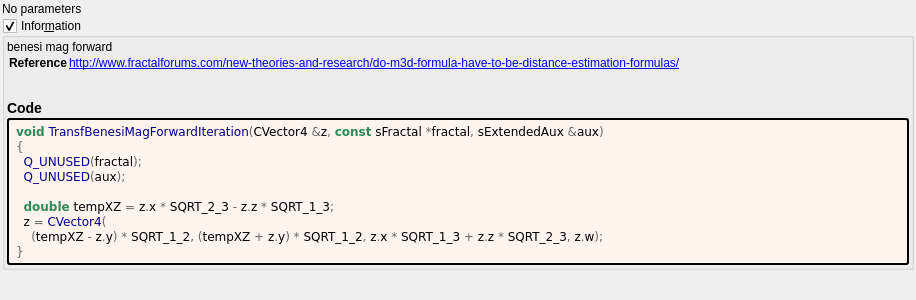
First picture: the form in mandelbulber2/formula/ui/transf_benesi_mag_forward.ui, repository buddhi1980/mandelbulber2, before the edit.
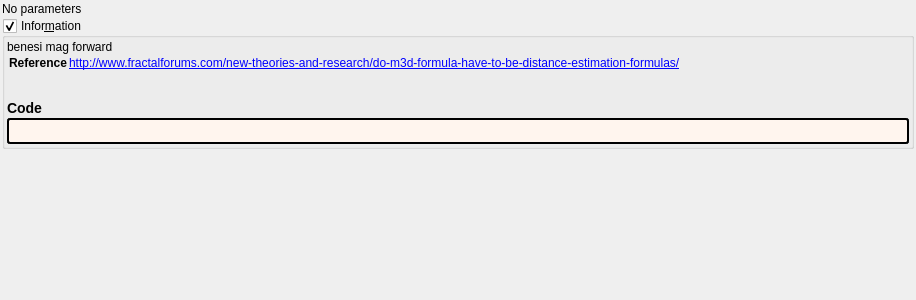
Second picture: the form after the edit. Custom widgets are drawn as their Qt base class.

```diff
--- a/mandelbulber2/formula/ui/transf_benesi_mag_forward.ui
+++ b/mandelbulber2/formula/ui/transf_benesi_mag_forward.ui
@@ -92,18 +92,7 @@
          <string notr="true">border-style: outset; border-width: 2px; border-radius: 3px; border-color: black; background-color: #fff5ee; padding: 4px;</string>
         </property>
         <property name="text">
-         <string notr="true">&lt;body style=&quot;background-color:#fff5ee&quot;&gt;
-&lt;pre style=&quot;color:#000000; background-color:#fff5ee;  font-family:'Courier New',monospace;&quot;&gt;&lt;span style=&quot;color:#2e8b57; font-weight:bold&quot;&gt;void&lt;/span&gt; &lt;span style=&quot;color:#00008f&quot;&gt;TransfBenesiMagForwardIteration&lt;/span&gt;&lt;span style=&quot;color:#676767&quot;&gt;(&lt;/span&gt;CVector4 &lt;span style=&quot;color:#676767&quot;&gt;&amp;amp;&lt;/span&gt;z&lt;span style=&quot;color:#676767&quot;&gt;,&lt;/span&gt; &lt;span style=&quot;color:#2e8b57; font-weight:bold&quot;&gt;const&lt;/span&gt; sFractal &lt;span style=&quot;color:#676767&quot;&gt;*&lt;/span&gt;fractal&lt;span style=&quot;color:#676767&quot;&gt;,&lt;/span&gt; sExtendedAux &lt;span style=&quot;color:#676767&quot;&gt;&amp;amp;&lt;/span&gt;aux&lt;span style=&quot;color:#676767&quot;&gt;)&lt;/span&gt;
-&lt;span style=&quot;color:#676767&quot;&gt;{&lt;/span&gt;
-  &lt;span style=&quot;color:#00008f&quot;&gt;Q_UNUSED&lt;/span&gt;&lt;span style=&quot;color:#676767&quot;&gt;(&lt;/span&gt;fractal&lt;span style=&quot;color:#676767&quot;&gt;);&lt;/span&gt;
-  &lt;span style=&quot;color:#00008f&quot;&gt;Q_UNUSED&lt;/span&gt;&lt;span style=&quot;color:#676767&quot;&gt;(&lt;/span&gt;aux&lt;span style=&quot;color:#676767&quot;&gt;);&lt;/span&gt;
-
-  &lt;span style=&quot;color:#2e8b57; font-weight:bold&quot;&gt;double&lt;/span&gt; tempXZ &lt;span style=&quot;color:#676767&quot;&gt;=&lt;/span&gt; z&lt;span style=&quot;color:#676767&quot;&gt;.&lt;/span&gt;x &lt;span style=&quot;color:#676767&quot;&gt;*&lt;/span&gt; SQRT_2_3 &lt;span style=&quot;color:#676767&quot;&gt;-&lt;/span&gt; z&lt;span style=&quot;color:#676767&quot;&gt;.&lt;/span&gt;z &lt;span style=&quot;color:#676767&quot;&gt;*&lt;/span&gt; SQRT_1_3&lt;span style=&quot;color:#676767&quot;&gt;;&lt;/span&gt;
-  z &lt;span style=&quot;color:#676767&quot;&gt;=&lt;/span&gt; &lt;span style=&quot;color:#00008f&quot;&gt;CVector4&lt;/span&gt;&lt;span style=&quot;color:#676767&quot;&gt;(&lt;/span&gt;
-    &lt;span style=&quot;color:#676767&quot;&gt;(&lt;/span&gt;tempXZ &lt;span style=&quot;color:#676767&quot;&gt;-&lt;/span&gt; z&lt;span style=&quot;color:#676767&quot;&gt;.&lt;/span&gt;y&lt;span style=&quot;color:#676767&quot;&gt;) *&lt;/span&gt; SQRT_1_2&lt;span style=&quot;color:#676767&quot;&gt;, (&lt;/span&gt;tempXZ &lt;span style=&quot;color:#676767&quot;&gt;+&lt;/span&gt; z&lt;span style=&quot;color:#676767&quot;&gt;.&lt;/span&gt;y&lt;span style=&quot;color:#676767&quot;&gt;) *&lt;/span&gt; SQRT_1_2&lt;span style=&quot;color:#676767&quot;&gt;,&lt;/span&gt; z&lt;span style=&quot;color:#676767&quot;&gt;.&lt;/span&gt;x &lt;span style=&quot;color:#676767&quot;&gt;*&lt;/span&gt; SQRT_1_3 &lt;span style=&quot;color:#676767&quot;&gt;+&lt;/span&gt; z&lt;span style=&quot;color:#676767&quot;&gt;.&lt;/span&gt;z &lt;span style=&quot;color:#676767&quot;&gt;*&lt;/span&gt; SQRT_2_3&lt;span style=&quot;color:#676767&quot;&gt;,&lt;/span&gt; z&lt;span style=&quot;color:#676767&quot;&gt;.&lt;/span&gt;w&lt;span style=&quot;color:#676767&quot;&gt;);&lt;/span&gt;
-&lt;span style=&quot;color:#676767&quot;&gt;}&lt;/span&gt;
-&lt;/pre&gt;
-&lt;/body&gt;</string>
+         <string notr="true"></string>
         </property>
         <property name="wordWrap">
          <bool>true</bool>
```
